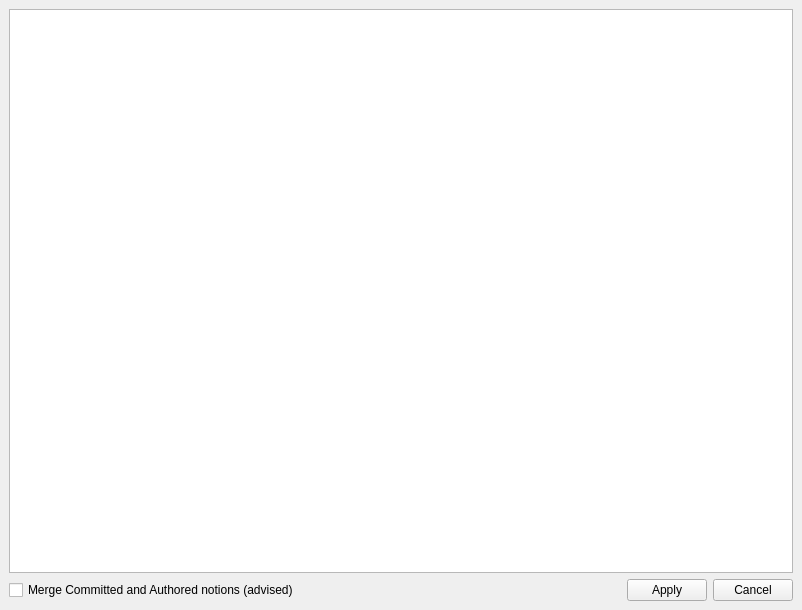
This is qGitFilterBranch/main_window.ui in mike-perdide/gitbuster as Qt 5 draws it before an edit. The edited form follows.
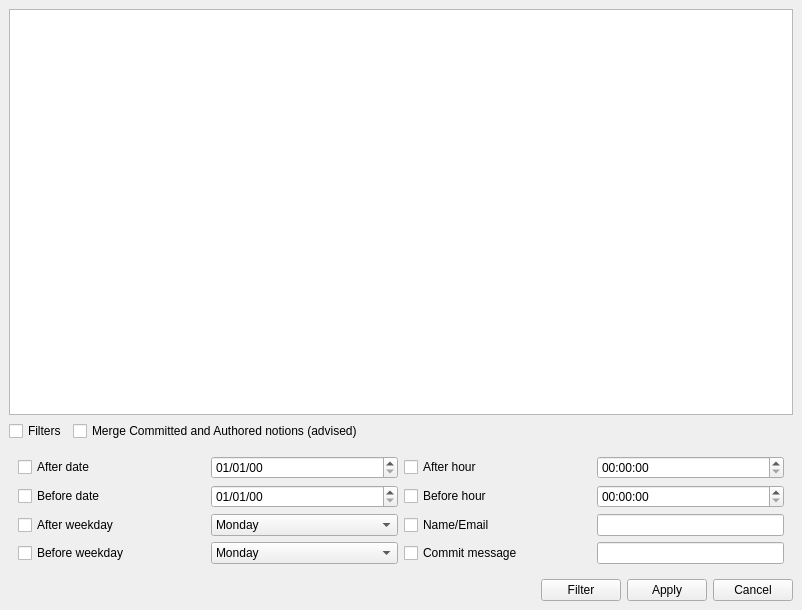
This is the edited form.

Commit message: Setting the user interface for the future filter feature.

What changed in the file:
```diff
--- a/qGitFilterBranch/main_window.ui
+++ b/qGitFilterBranch/main_window.ui
@@ -15,57 +15,267 @@
   </property>
   <widget class="QWidget" name="centralwidget">
    <layout class="QGridLayout" name="gridLayout">
-    <item row="0" column="0" colspan="4">
+    <item row="0" column="0" colspan="7">
      <layout class="QGridLayout" name="checkboxLayout"/>
     </item>
-    <item row="2" column="1">
-     <spacer name="horizontalSpacer">
-      <property name="orientation">
-       <enum>Qt::Horizontal</enum>
+    <item row="1" column="0" colspan="7">
+     <widget class="QTableView" name="tableView">
+      <attribute name="horizontalHeaderStretchLastSection">
+       <bool>true</bool>
+      </attribute>
+      <attribute name="verticalHeaderVisible">
+       <bool>false</bool>
+      </attribute>
+      <attribute name="verticalHeaderVisible">
+       <bool>false</bool>
+      </attribute>
+      <attribute name="horizontalHeaderStretchLastSection">
+       <bool>true</bool>
+      </attribute>
+     </widget>
+    </item>
+    <item row="3" column="0">
+     <widget class="QCheckBox" name="filtersCheckBox">
+      <property name="text">
+       <string>Filters</string>
       </property>
-      <property name="sizeHint" stdset="0">
-       <size>
-        <width>40</width>
-        <height>20</height>
-       </size>
-      </property>
-     </spacer>
+     </widget>
     </item>
-    <item row="2" column="2">
+    <item row="8" column="5">
      <widget class="QPushButton" name="applyButton">
       <property name="text">
        <string>Apply</string>
       </property>
      </widget>
     </item>
-    <item row="2" column="3">
+    <item row="8" column="6">
      <widget class="QPushButton" name="cancelButton">
       <property name="text">
        <string>Cancel</string>
       </property>
      </widget>
     </item>
-    <item row="2" column="0">
+    <item row="4" column="0" colspan="7">
+     <widget class="QWidget" name="filtersWidget" native="true">
+      <layout class="QGridLayout" name="gridLayout">
+       <item row="0" column="0">
+        <layout class="QGridLayout" name="filtersLayout" columnstretch="1,1,1,0,1">
+         <item row="1" column="1">
+          <widget class="QDateEdit" name="beforeDateFilterDateEdit">
+           <property name="displayFormat">
+            <string>MM/dd/yy</string>
+           </property>
+          </widget>
+         </item>
+         <item row="2" column="1">
+          <widget class="QComboBox" name="afterWeekdayFilterComboBox">
+           <item>
+            <property name="text">
+             <string>Monday</string>
+            </property>
+           </item>
+           <item>
+            <property name="text">
+             <string>Tuedsay</string>
+            </property>
+           </item>
+           <item>
+            <property name="text">
+             <string>Wednesday</string>
+            </property>
+           </item>
+           <item>
+            <property name="text">
+             <string>Thursday</string>
+            </property>
+           </item>
+           <item>
+            <property name="text">
+             <string>Friday</string>
+            </property>
+           </item>
+           <item>
+            <property name="text">
+             <string>Saturday</string>
+            </property>
+           </item>
+           <item>
+            <property name="text">
+             <string>Sunday</string>
+            </property>
+           </item>
+          </widget>
+         </item>
+         <item row="3" column="1">
+          <widget class="QComboBox" name="beforeWeekdayFilterComboBox">
+           <item>
+            <property name="text">
+             <string>Monday</string>
+            </property>
+           </item>
+           <item>
+            <property name="text">
+             <string>Tuedsay</string>
+            </property>
+           </item>
+           <item>
+            <property name="text">
+             <string>Wednesday</string>
+            </property>
+           </item>
+           <item>
+            <property name="text">
+             <string>Thursday</string>
+            </property>
+           </item>
+           <item>
+            <property name="text">
+             <string>Friday</string>
+            </property>
+           </item>
+           <item>
+            <property name="text">
+             <string>Saturday</string>
+            </property>
+           </item>
+           <item>
+            <property name="text">
+             <string>Sunday</string>
+            </property>
+           </item>
+          </widget>
+         </item>
+         <item row="2" column="0">
+          <widget class="QCheckBox" name="afterWeekdayFilterCheckBox">
+           <property name="text">
+            <string>After weekday</string>
+           </property>
+          </widget>
+         </item>
+         <item row="1" column="0">
+          <widget class="QCheckBox" name="beforeDateFilterCheckBox">
+           <property name="text">
+            <string>Before date</string>
+           </property>
+          </widget>
+         </item>
+         <item row="3" column="0">
+          <widget class="QCheckBox" name="beforeWeekdayFilterCheckBox">
+           <property name="text">
+            <string>Before weekday</string>
+           </property>
+          </widget>
+         </item>
+         <item row="3" column="2" colspan="2">
+          <widget class="QCheckBox" name="commitFilterCheckBox">
+           <property name="text">
+            <string>Commit message</string>
+           </property>
+          </widget>
+         </item>
+         <item row="1" column="2" colspan="2">
+          <widget class="QCheckBox" name="beforeHourFilterCheckBox">
+           <property name="text">
+            <string>Before hour</string>
+           </property>
+          </widget>
+         </item>
+         <item row="3" column="4">
+          <widget class="QLineEdit" name="commitFilterLineEdit"/>
+         </item>
+         <item row="1" column="4">
+          <widget class="QTimeEdit" name="beforeHourFilterTimeEdit"/>
+         </item>
+         <item row="2" column="2" colspan="2">
+          <widget class="QCheckBox" name="nameEmailFilterCheckBox">
+           <property name="text">
+            <string>Name/Email</string>
+           </property>
+          </widget>
+         </item>
+         <item row="0" column="4">
+          <widget class="QTimeEdit" name="afterHourFilterTimeEdit"/>
+         </item>
+         <item row="2" column="4">
+          <widget class="QLineEdit" name="nameEmailFilterLineEdit"/>
+         </item>
+         <item row="0" column="1">
+          <widget class="QDateEdit" name="afterDateFilterDateEdit">
+           <property name="displayFormat">
+            <string>MM/dd/yy</string>
+           </property>
+          </widget>
+         </item>
+         <item row="0" column="0">
+          <widget class="QCheckBox" name="afterDateFilterCheckBox">
+           <property name="text">
+            <string>After date</string>
+           </property>
+          </widget>
+         </item>
+         <item row="0" column="2" colspan="2">
+          <widget class="QCheckBox" name="afterHourFilterCheckBox">
+           <property name="text">
+            <string>After hour</string>
+           </property>
+          </widget>
+         </item>
+        </layout>
+       </item>
+      </layout>
+     </widget>
+    </item>
+    <item row="3" column="2">
+     <spacer name="horizontalSpacer">
+      <property name="orientation">
+       <enum>Qt::Horizontal</enum>
+      </property>
+      <property name="sizeHint" stdset="0">
+       <size>
+        <width>40</width>
+        <height>20</height>
+       </size>
+      </property>
+     </spacer>
+    </item>
+    <item row="3" column="1">
      <widget class="QCheckBox" name="mergeCheckBox">
       <property name="text">
        <string>Merge Committed and Authored notions (advised)</string>
       </property>
      </widget>
     </item>
-    <item row="1" column="0" colspan="4">
-     <widget class="QTableView" name="tableView">
-      <attribute name="horizontalHeaderStretchLastSection">
-       <bool>true</bool>
-      </attribute>
-      <attribute name="verticalHeaderVisible">
-       <bool>false</bool>
-      </attribute>
-      <attribute name="verticalHeaderVisible">
-       <bool>false</bool>
-      </attribute>
-      <attribute name="horizontalHeaderStretchLastSection">
-       <bool>true</bool>
-      </attribute>
+    <item row="3" column="3" colspan="4">
+     <spacer name="horizontalSpacer_2">
+      <property name="orientation">
+       <enum>Qt::Horizontal</enum>
+      </property>
+      <property name="sizeHint" stdset="0">
+       <size>
+        <width>40</width>
+        <height>20</height>
+       </size>
+      </property>
+     </spacer>
+    </item>
+    <item row="8" column="0" colspan="4">
+     <spacer name="horizontalSpacer_3">
+      <property name="orientation">
+       <enum>Qt::Horizontal</enum>
+      </property>
+      <property name="sizeHint" stdset="0">
+       <size>
+        <width>40</width>
+        <height>20</height>
+       </size>
+      </property>
+     </spacer>
+    </item>
+    <item row="8" column="4">
+     <widget class="QPushButton" name="filterButton">
+      <property name="text">
+       <string>Filter</string>
+      </property>
      </widget>
     </item>
    </layout>
```
